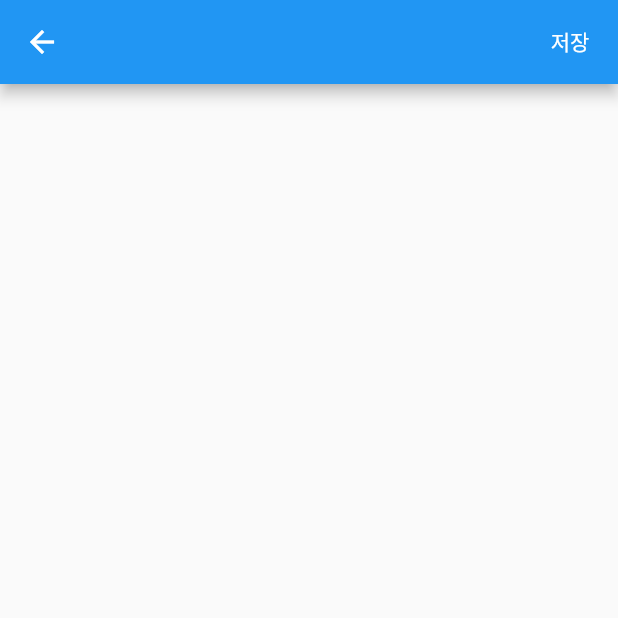
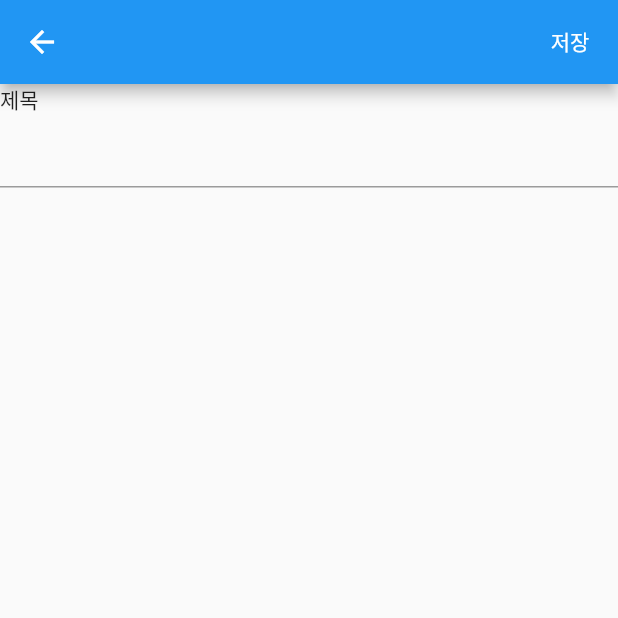
Before and after one commit to Jay-Pak/Practive-flutter, a Flutter app: the screen it shows after launch, after a tap on the "add" icon, on a phone screen of 412 x 824 dp, the top half of it. Run offline on Flutter 3.47's test engine with Material 2 defaults, Android fonts, the phone set to English and light mode, and no system bars.

Commit message:
12/4 from mac

```diff
--- a/lib/data/utillity.dart
+++ b/lib/data/utillity.dart
@@ -1,4 +1,4 @@
-class Uillity{
+class Utillity{
   static int getFormatTime(DateTime date){
     return int.parse("${date.year}${makeTwoDigit(date.month)}${makeTwoDigit(date.day)}");
   }
--- a/lib/main.dart
+++ b/lib/main.dart
@@ -1,4 +1,5 @@
 import 'package:flutter/material.dart';
+import 'package:todo/data/utillity.dart';
 import 'package:todo/write.dart';
 
 import 'data/todo.dart';
@@ -75,7 +76,8 @@ class _MyHomePageState extends State<MyHomePage> {
                 memo: "",
                 done: 0,
                 category: "",
-              ))));
+                date: Utillity.getFormatTime(DateTime.now())
+              ),)));
         },
       ),
       body: ListView.builder(
--- a/lib/write.dart
+++ b/lib/write.dart
@@ -15,6 +15,9 @@ class TodoWritePage extends StatefulWidget{
 }
 
 class _TodoWritePageState extends State<TodoWritePage>{
+
+  TextEditingController nameController = TextEditingController();
+
   @override
   Widget build(BuildContext context) {
     return Scaffold(
@@ -27,7 +30,30 @@ class _TodoWritePageState extends State<TodoWritePage>{
              },
            )
          ],
-       )
+       ),
+      body: ListView.builder(
+          itemBuilder: (ctx, idx){
+            if(idx == 0){
+              return Container(
+                child: Text("제목"),
+              );
+            }else if(idx == 1){
+              return Container(
+                child: TextField(
+                  controller: nameController,
+                ),
+              );
+            }else if(idx == 2){
+              return Container(
+                child: Row(
+
+                ),
+              );
+            }
+            return Container();
+          },
+          itemCount: 6,
+      ),
     );
   }
 }
```
